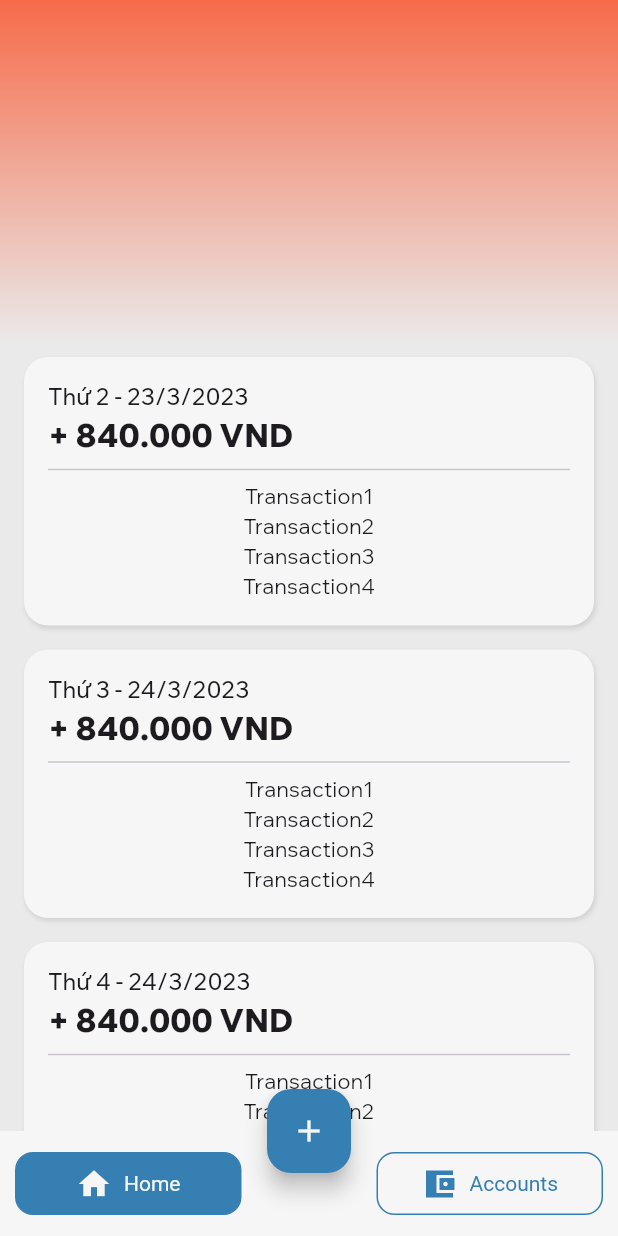
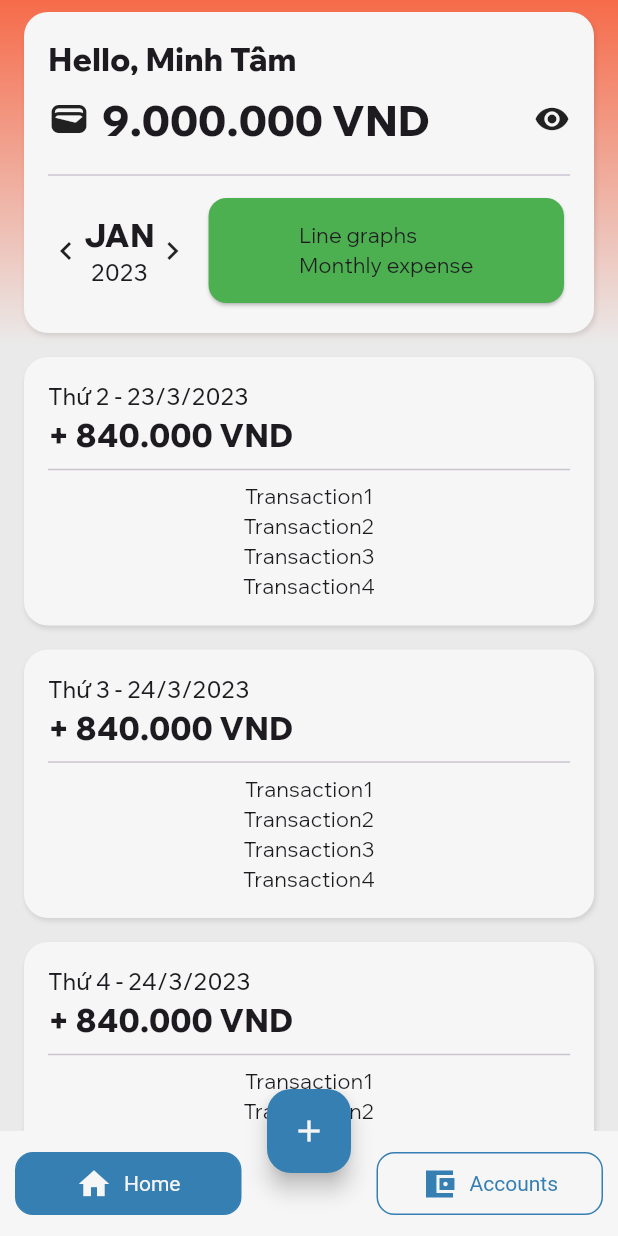
Before and after one commit to minhtaama/money-tracker, a Flutter app: the screen it shows after launch, on a phone screen of 412 x 824 dp. Run offline on Flutter 3.47's test engine with Material 2 defaults, Android fonts, the phone set to English and light mode, and no system bars; our stand-ins replace flutter_riverpod, go_router; missing offline and left inert: snap_scroll_physics; generated files the repository leaves out were written again.

Commit message:
add gradient color to tab bar

```diff
--- a/lib/src/features/custom_navigation_bar/presentation/scaffold_with_bottom_nav_bar_screen.dart
+++ b/lib/src/features/custom_navigation_bar/presentation/scaffold_with_bottom_nav_bar_screen.dart
@@ -79,9 +79,7 @@ class _ScaffoldWithBottomNavBarState extends ConsumerState<ScaffoldWithBottomNav
       ),
       extendBody: false,
       backgroundColor: AppTheme.of(context).background,
-      body: SafeArea(
-        child: widget.child,
-      ),
+      body: widget.child,
     );
   }
 }
--- a/lib/src/features/custom_tab_page/presentation/custom_tab_bar.dart
+++ b/lib/src/features/custom_tab_page/presentation/custom_tab_bar.dart
@@ -2,20 +2,21 @@ import 'package:flutter/material.dart';
 import 'package:flutter_riverpod/flutter_riverpod.dart';
 import 'package:money_tracker_app/src/features/custom_tab_page/presentation/custom_tab_page_controller.dart';
 import 'package:money_tracker_app/src/utils/constants.dart';
+import '../../../theming/app_theme.dart';
 
 class CustomTabBar extends ConsumerWidget {
-  const CustomTabBar({Key? key, this.extendedChild, required this.child}) : super(key: key);
-  final Widget child;
-  final Widget? extendedChild;
+  const CustomTabBar({Key? key, this.extendedTabBar, required this.childTabBar}) : super(key: key);
+  final ChildTabBar childTabBar;
+  final ExtendedTabBar? extendedTabBar;
 
-  final _triggerHeight = kCustomAppBarHeight + (kExtendedCustomAppBarHeight - kCustomAppBarHeight) / 2;
+  final _triggerHeight = kCustomTabBarHeight + (kExtendedCustomTabBarHeight - kCustomTabBarHeight) / 2;
 
   double _getAppBarHeight({required bool isScrollIdle, required double pixelsOffset}) {
     double height;
-    height = (kExtendedCustomAppBarHeight - pixelsOffset - 2) // 2px is added for clamping
-        .clamp(kCustomAppBarHeight, kExtendedCustomAppBarHeight);
+    height = (kExtendedCustomTabBarHeight - pixelsOffset - 2) // 2px is added for clamping
+        .clamp(kCustomTabBarHeight, kExtendedCustomTabBarHeight);
     if (isScrollIdle) {
-      return height > _triggerHeight ? kExtendedCustomAppBarHeight : kCustomAppBarHeight;
+      return height > _triggerHeight ? kExtendedCustomTabBarHeight : kCustomTabBarHeight;
     }
     return height;
   }
@@ -24,9 +25,9 @@ class CustomTabBar extends ConsumerWidget {
     final height = appBarHeight;
 
     if (isExtendedChild) {
-      return (height - kCustomAppBarHeight) / (kExtendedCustomAppBarHeight - kCustomAppBarHeight);
+      return (height - kCustomTabBarHeight) / (kExtendedCustomTabBarHeight - kCustomTabBarHeight);
     } else {
-      return 1 - (height - kCustomAppBarHeight) / (kExtendedCustomAppBarHeight - kCustomAppBarHeight);
+      return 1 - (height - kCustomTabBarHeight) / (kExtendedCustomTabBarHeight - kCustomTabBarHeight);
     }
   }
 
@@ -35,7 +36,7 @@ class CustomTabBar extends ConsumerWidget {
     double extendedChildOpacity =
         _getAppBarChildOpacity(isExtendedChild: true, appBarHeight: appBarHeight);
 
-    if (extendedChild != null) {
+    if (extendedTabBar != null) {
       return Stack(
         alignment: Alignment.center,
         children: [
@@ -44,7 +45,7 @@ class CustomTabBar extends ConsumerWidget {
             duration: kAppBarExtendDuration,
             child: IgnorePointer(
               ignoring: extendedChildOpacity == 1 ? false : true,
-              child: extendedChild!,
+              child: extendedTabBar!,
             ),
           ),
           AnimatedOpacity(
@@ -52,13 +53,13 @@ class CustomTabBar extends ConsumerWidget {
             duration: kAppBarExtendDuration,
             child: IgnorePointer(
               ignoring: childOpacity == 1 ? false : true,
-              child: child,
+              child: childTabBar,
             ),
           ),
         ],
       );
     } else {
-      return child;
+      return childTabBar;
     }
   }
 
@@ -70,11 +71,53 @@ class CustomTabBar extends ConsumerWidget {
         ref.watch(customListViewStateControllerProvider.select((value) => value.isIdling));
 
     double appBarHeight = _getAppBarHeight(pixelsOffset: pixelsOffset, isScrollIdle: isScrollIdle);
-
+    double statusBarHeight = MediaQuery.of(context).padding.top;
     return AnimatedContainer(
       duration: kAppBarExtendDuration,
-      height: appBarHeight,
+      height: appBarHeight + statusBarHeight,
       child: _animateChangingChild(appBarHeight),
     );
   }
 }
+
+class ChildTabBar extends StatelessWidget {
+  const ChildTabBar({Key? key, required this.backgroundColor, required this.child}) : super(key: key);
+  final Color backgroundColor;
+  final Widget child;
+
+  @override
+  Widget build(BuildContext context) {
+    return Container(
+        color: backgroundColor,
+        alignment: Alignment.center,
+        child: Padding(
+          padding: EdgeInsets.only(top: Gap.statusBarHeight(context)),
+          child: child,
+        ));
+  }
+}
+
+class ExtendedTabBar extends StatelessWidget {
+  const ExtendedTabBar({Key? key, required this.backgroundColor, required this.child}) : super(key: key);
+  final Color backgroundColor;
+  final Widget child;
+
+  @override
+  Widget build(BuildContext context) {
+    return Container(
+        width: double.infinity,
+        height: double.infinity,
+        decoration: BoxDecoration(
+            gradient: LinearGradient(
+          begin: Alignment.topCenter,
+          end: Alignment.bottomCenter,
+          colors: [backgroundColor, AppTheme.of(context).background],
+          stops: [0, 1],
+        )),
+        alignment: Alignment.center,
+        child: Padding(
+          padding: EdgeInsets.only(top: Gap.statusBarHeight(context)),
+          child: child,
+        ));
+  }
+}
--- a/lib/src/features/custom_tab_page/presentation/custom_tab_page.dart
+++ b/lib/src/features/custom_tab_page/presentation/custom_tab_page.dart
@@ -91,12 +91,12 @@ class _TabPageState extends ConsumerState<CustomTabPage> {
         ListView(
           physics: widget.customTabBar != null
               ? SnapScrollPhysics(
-                  snaps: [Snap.avoidZone(0, kExtendedCustomAppBarHeight - kCustomAppBarHeight)],
+                  snaps: [Snap.avoidZone(0, kExtendedCustomTabBarHeight - kCustomTabBarHeight)],
                 )
               : const ClampingScrollPhysics(),
           controller: _controller,
           children: [
-            SizedBox(height: widget.customTabBar != null ? kExtendedCustomAppBarHeight : 0),
+            SizedBox(height: widget.customTabBar != null ? kExtendedCustomTabBarHeight : 0),
             ...widget.children,
           ],
         ),
--- a/lib/src/features/home/presentation/app_bar.dart
+++ b/lib/src/features/home/presentation/app_bar.dart
@@ -4,8 +4,8 @@ import 'package:money_tracker_app/src/utils/extensions/icon_extension.dart';
 import 'package:money_tracker_app/src/utils/extensions/string_extension.dart';
 import '../../../utils/constants.dart';
 
-class ChildAppBar extends StatelessWidget {
-  const ChildAppBar({Key? key}) : super(key: key);
+class HomeAppBar extends StatelessWidget {
+  const HomeAppBar({Key? key}) : super(key: key);
 
   @override
   Widget build(BuildContext context) {
--- a/lib/src/features/home/presentation/extended_app_bar.dart
+++ b/lib/src/features/home/presentation/extended_app_bar.dart
@@ -5,65 +5,51 @@ import 'package:money_tracker_app/src/utils/extensions/icon_extension.dart';
 import 'package:money_tracker_app/src/utils/extensions/string_extension.dart';
 import 'package:money_tracker_app/src/utils/constants.dart';
 
-class ExtendedAppBar extends StatelessWidget {
-  const ExtendedAppBar({Key? key}) : super(key: key);
+class ExtendedHomeAppBar extends StatelessWidget {
+  const ExtendedHomeAppBar({Key? key}) : super(key: key);
 
   @override
   Widget build(BuildContext context) {
-    return Container(
-      height: 300,
-      decoration: BoxDecoration(
-          gradient: LinearGradient(
-        begin: Alignment.topCenter,
-        end: Alignment.bottomCenter,
-        colors: [AppTheme.of(context).primary, AppTheme.of(context).background],
-        stops: [0, 1],
-      )),
+    return GestureDetector(
+      onTap: () => print('extended child tapped'),
+      child: CardItem(
+        child: Column(
+          crossAxisAlignment: CrossAxisAlignment.start,
+          mainAxisAlignment: MainAxisAlignment.spaceBetween,
+          children: [
+            Expanded(
+              flex: 1,
+              child: Text(
+                'Hello, Minh Tâm'.hardcoded,
+                style: kHeader2TextStyle,
+              ),
+            ),
+            Expanded(
+              flex: 2,
+              child: Row(
+                children: [
+                  const Icon(Icons.wallet, size: 28).temporaryIcon,
+                  Gap.w8,
+                  Expanded(
+                    child: Text(
+                      '9.000.000 VND'.hardcoded,
+                      style: kHeader1TextStyle,
+                    ),
+                  ),
+                  const Icon(Icons.remove_red_eye).temporaryIcon
+                ],
+              ),
+            ),
+            const Flexible(child: Divider()),
+            const Expanded(
+              flex: 3,
+              child: MonthDetails(),
+            ),
+          ],
+        ),
+      ),
     );
   }
-
-  // @override
-  // Widget build(BuildContext context) {
-  //   return GestureDetector(
-  //     onTap: () => print('extended child tapped'),
-  //     child: CardItem(
-  //       child: Column(
-  //         crossAxisAlignment: CrossAxisAlignment.start,
-  //         mainAxisAlignment: MainAxisAlignment.spaceBetween,
-  //         children: [
-  //           Expanded(
-  //             flex: 1,
-  //             child: Text(
-  //               'Hello, Minh Tâm'.hardcoded,
-  //               style: kHeader2TextStyle,
-  //             ),
-  //           ),
-  //           Expanded(
-  //             flex: 2,
-  //             child: Row(
-  //               children: [
-  //                 const Icon(Icons.wallet, size: 28).temporaryIcon,
-  //                 Gap.w8,
-  //                 Expanded(
-  //                   child: Text(
-  //                     '9.000.000 VND'.hardcoded,
-  //                     style: kHeader1TextStyle,
-  //                   ),
-  //                 ),
-  //                 const Icon(Icons.remove_red_eye).temporaryIcon
-  //               ],
-  //             ),
-  //           ),
-  //           const Flexible(child: Divider()),
-  //           const Expanded(
-  //             flex: 3,
-  //             child: MonthDetails(),
-  //           ),
-  //         ],
-  //       ),
-  //     ),
-  //   );
-  // }
 }
 
 class MonthDetails extends StatelessWidget {
--- a/lib/src/features/home/presentation/home_screen.dart
+++ b/lib/src/features/home/presentation/home_screen.dart
@@ -5,15 +5,19 @@ import 'package:money_tracker_app/src/features/home/presentation/extended_app_ba
 import 'package:money_tracker_app/src/features/custom_tab_page/presentation/custom_tab_page.dart';
 import 'package:money_tracker_app/src/features/custom_tab_page/presentation/custom_tab_bar.dart';
 
+import '../../../theming/app_theme.dart';
+
 class HomeScreen extends StatelessWidget {
   const HomeScreen({Key? key}) : super(key: key);
 
   @override
   Widget build(BuildContext context) {
     return CustomTabPage(
-      customTabBar: const CustomTabBar(
-        extendedChild: ExtendedAppBar(),
-        child: ChildAppBar(),
+      customTabBar: CustomTabBar(
+        extendedTabBar: ExtendedTabBar(
+            backgroundColor: AppTheme.of(context).primary, child: const ExtendedHomeAppBar()),
+        childTabBar:
+            ChildTabBar(backgroundColor: AppTheme.of(context).background, child: const HomeAppBar()),
       ),
       children: _coloredContainer,
     );
--- a/lib/src/utils/constants.dart
+++ b/lib/src/utils/constants.dart
@@ -7,8 +7,8 @@ const kHeader3TextStyle = TextStyle(fontWeight: FontWeight.w600, fontSize: 18);
 const kHeader4TextStyle = TextStyle(fontWeight: FontWeight.w500, fontSize: 15);
 
 // Value related to CustomTabBar and CustomTabPage
-const double kCustomAppBarHeight = 50;
-const double kExtendedCustomAppBarHeight = 230;
+const double kCustomTabBarHeight = 50;
+const double kExtendedCustomTabBarHeight = 230;
 const double kTriggerHeight = 10;
 const Duration kAppBarExtendDuration = Duration(milliseconds: 10);
 
@@ -32,4 +32,6 @@ class Gap {
   static get h32 => const SizedBox(height: 32);
   static get h40 => const SizedBox(height: 40);
   static get h48 => const SizedBox(height: 48);
+
+  static double statusBarHeight(BuildContext context) => MediaQuery.of(context).padding.top;
 }
```
